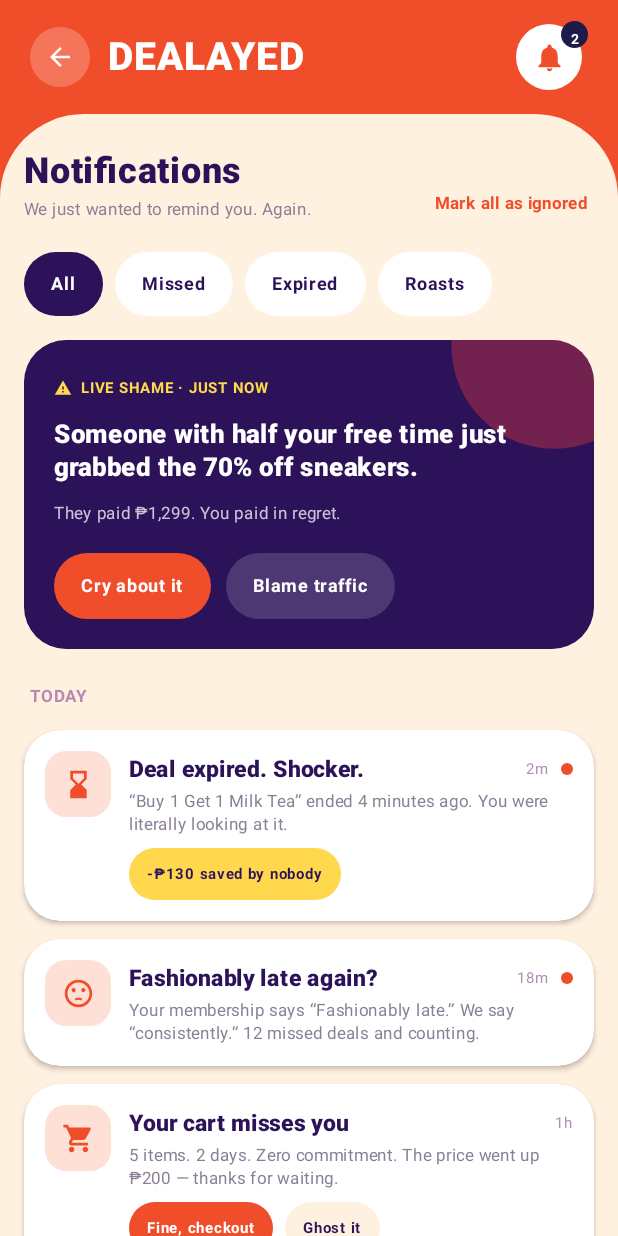
After one commit to k-burbos/dealayed-malfunctionhackathon, an Android app built with Jetpack Compose: the NotificationsActivity screen opened directly, with no data from a screen before it, on a phone screen of 412 x 824 dp. The commit adds this screen. Run offline under Robolectric (Android 15) with nearby library versions, the phone set to English and light mode, and no system bars.

Commit message:
Added Notifications Activity to repo, added to profile activity to make it functional as well

```diff
--- a/app/src/main/AndroidManifest.xml
+++ b/app/src/main/AndroidManifest.xml
@@ -35,6 +35,9 @@
         <activity
             android:name=".ProfileActivity"
             android:exported="false" />
+        <activity
+            android:name=".NotificationsActivity"
+            android:exported="false" />
     </application>
 
 </manifest>
--- /dev/null
+++ b/app/src/main/java/com/example/dealayed/NotificationsActivity.kt
@@ -0,0 +1,456 @@
+package com.example.dealayed
+
+import android.os.Bundle
+import android.widget.Toast
+import androidx.activity.ComponentActivity
+import androidx.activity.compose.setContent
+import androidx.activity.enableEdgeToEdge
+import androidx.compose.foundation.background
+import androidx.compose.foundation.clickable
+import androidx.compose.foundation.layout.*
+import androidx.compose.foundation.rememberScrollState
+import androidx.compose.foundation.shape.CircleShape
+import androidx.compose.foundation.shape.RoundedCornerShape
+import androidx.compose.foundation.verticalScroll
+import androidx.compose.material.icons.Icons
+import androidx.compose.material.icons.automirrored.filled.ArrowBack
+import androidx.compose.material.icons.filled.*
+import androidx.compose.material3.*
+import androidx.compose.runtime.*
+import androidx.compose.ui.Alignment
+import androidx.compose.ui.Modifier
+import androidx.compose.ui.draw.clip
+import androidx.compose.ui.draw.drawBehind
+import androidx.compose.ui.draw.shadow
+import androidx.compose.ui.geometry.Offset
+import androidx.compose.ui.graphics.Color
+import androidx.compose.ui.graphics.vector.ImageVector
+import androidx.compose.ui.platform.LocalContext
+import androidx.compose.ui.text.font.FontWeight
+import androidx.compose.ui.unit.dp
+import androidx.compose.ui.unit.sp
+
+// ---------- Activity ----------
+class NotificationsActivity : ComponentActivity() {
+    override fun onCreate(savedInstanceState: Bundle?) {
+        super.onCreate(savedInstanceState)
+        enableEdgeToEdge()
+        setContent {
+            MaterialTheme { NotificationsScreen(onBack = { finish() }) }
+        }
+    }
+}
+
+// ---------- Colors ----------
+private val Orange = Color(0xFFF04E2B)
+private val Cream = Color(0xFFFFF1E0)
+private val Purple = Color(0xFF2B1259)
+private val Navy = Color(0xFF1E1B4B)
+private val Mauve = Color(0xFFB58BB5)
+private val Peach = Color(0xFFFFE0D6)
+private val Sun = Color(0xFFFFD84D)
+private val BodyGray = Color(0xFF8A7F96)
+
+// ---------- Data ----------
+private enum class NotifCategory { Missed, Expired, Roasts }
+private enum class NotifTagStyle { Yellow, Orange, Cream }
+
+private data class NotifTag(val text: String, val style: NotifTagStyle)
+
+private data class NotifItem(
+    val id: Int,
+    val category: NotifCategory,
+    val icon: ImageVector,
+    val title: String,
+    val time: String,
+    val body: String,
+    val unread: Boolean,
+    val today: Boolean,
+    val tags: List<NotifTag> = emptyList(),
+)
+
+private val initialNotifs = listOf(
+    NotifItem(
+        1, NotifCategory.Expired, Icons.Filled.HourglassBottom,
+        "Deal expired. Shocker.", "2m",
+        "\u201CBuy 1 Get 1 Milk Tea\u201D ended 4 minutes ago. You were literally looking at it.",
+        unread = true, today = true,
+        tags = listOf(NotifTag("-\u20B1130 saved by nobody", NotifTagStyle.Yellow)),
+    ),
+    NotifItem(
+        2, NotifCategory.Roasts, Icons.Filled.SentimentDissatisfied,
+        "Fashionably late again?", "18m",
+        "Your membership says \u201CFashionably late.\u201D We say \u201Cconsistently.\u201D 12 missed deals and counting.",
+        unread = true, today = true,
+    ),
+    NotifItem(
+        3, NotifCategory.Missed, Icons.Filled.ShoppingCart,
+        "Your cart misses you", "1h",
+        "5 items. 2 days. Zero commitment. The price went up \u20B1200 \u2014 thanks for waiting.",
+        unread = false, today = true,
+        tags = listOf(
+            NotifTag("Fine, checkout", NotifTagStyle.Orange),
+            NotifTag("Ghost it", NotifTagStyle.Cream),
+        ),
+    ),
+    NotifItem(
+        4, NotifCategory.Roasts, Icons.Filled.DateRange,
+        "Your Weekly Dealays is here", "Yesterday",
+        "A recap of every deal you missed. It\u2019s a long one.",
+        unread = false, today = false,
+    ),
+    NotifItem(
+        5, NotifCategory.Expired, Icons.Filled.HourglassBottom,
+        "Flash sale ended", "2d",
+        "The 50% off flights sale ended while you were \u201Cthinking about it.\u201D",
+        unread = false, today = false,
+        tags = listOf(NotifTag("-\u20B12,400 saved by nobody", NotifTagStyle.Yellow)),
+    ),
+)
+
+private val notifFilters = listOf("All", "Missed", "Expired", "Roasts")
+
+// ---------- Screen ----------
+@Composable
+private fun NotificationsScreen(onBack: () -> Unit) {
+    val context = LocalContext.current
+    var selectedFilter by remember { mutableIntStateOf(0) }
+    val notifs = remember { mutableStateListOf<NotifItem>().apply { addAll(initialNotifs) } }
+
+    val unreadCount = notifs.count { it.unread }
+    val visible = notifs.filter {
+        when (selectedFilter) {
+            1 -> it.category == NotifCategory.Missed
+            2 -> it.category == NotifCategory.Expired
+            3 -> it.category == NotifCategory.Roasts
+            else -> true
+        }
+    }
+    val today = visible.filter { it.today }
+    val earlier = visible.filter { !it.today }
+
+    Column(
+        Modifier
+            .fillMaxSize()
+            .background(Orange)
+    ) {
+        NotifHeader(unreadCount, onBack)
+
+        Column(
+            Modifier
+                .weight(1f)
+                .fillMaxWidth()
+                .clip(RoundedCornerShape(topStart = 56.dp, topEnd = 56.dp))
+                .background(Cream)
+                .verticalScroll(rememberScrollState())
+                .padding(horizontal = 16.dp)
+                .padding(top = 24.dp)
+                .navigationBarsPadding()
+                .padding(bottom = 24.dp)
+        ) {
+            // Title row
+            Row(
+                Modifier.fillMaxWidth(),
+                verticalAlignment = Alignment.Bottom,
+            ) {
+                Column(Modifier.weight(1f)) {
+                    Text("Notifications", color = Purple, fontSize = 24.sp, fontWeight = FontWeight.ExtraBold)
+                    Text("We just wanted to remind you. Again.", color = BodyGray, fontSize = 11.sp)
+                }
+                Text(
+                    "Mark all as ignored",
+                    color = Orange,
+                    fontSize = 11.sp,
+                    fontWeight = FontWeight.Bold,
+                    modifier = Modifier
+                        .clip(RoundedCornerShape(6.dp))
+                        .clickable {
+                            for (i in notifs.indices) notifs[i] = notifs[i].copy(unread = false)
+                        }
+                        .padding(4.dp),
+                )
+            }
+
+            Spacer(Modifier.height(16.dp))
+
+            // Filter chips
+            Row(horizontalArrangement = Arrangement.spacedBy(8.dp)) {
+                notifFilters.forEachIndexed { index, label ->
+                    NotifFilterChip(label, selectedFilter == index) { selectedFilter = index }
+                }
+            }
+
+            Spacer(Modifier.height(16.dp))
+
+            // Live shame banner
+            LiveShameCard(
+                onCry = { Toast.makeText(context, "Noted. Nobody cares.", Toast.LENGTH_SHORT).show() },
+                onBlame = { Toast.makeText(context, "Traffic has been notified.", Toast.LENGTH_SHORT).show() },
+            )
+
+            if (today.isNotEmpty()) {
+                Spacer(Modifier.height(20.dp))
+                NotifSectionLabel("TODAY")
+                Spacer(Modifier.height(10.dp))
+                today.forEachIndexed { i, item ->
+                    NotifCard(item) {
+                        val idx = notifs.indexOfFirst { it.id == item.id }
+                        if (idx >= 0) notifs[idx] = notifs[idx].copy(unread = false)
+                    }
+                    if (i != today.lastIndex) Spacer(Modifier.height(12.dp))
+                }
+            }
+
+            if (earlier.isNotEmpty()) {
+                Spacer(Modifier.height(20.dp))
+                NotifSectionLabel("EARLIER")
+                Spacer(Modifier.height(10.dp))
+                earlier.forEachIndexed { i, item ->
+                    NotifCard(item) {
+                        val idx = notifs.indexOfFirst { it.id == item.id }
+                        if (idx >= 0) notifs[idx] = notifs[idx].copy(unread = false)
+                    }
+                    if (i != earlier.lastIndex) Spacer(Modifier.height(12.dp))
+                }
+            }
+
+            if (visible.isEmpty()) {
+                Spacer(Modifier.height(40.dp))
+                Text(
+                    "Nothing here. Suspiciously quiet.",
+                    color = BodyGray,
+                    fontSize = 13.sp,
+                    modifier = Modifier.align(Alignment.CenterHorizontally),
+                )
+            }
+        }
+    }
+}
+
+// ---------- Header ----------
+@Composable
+private fun NotifHeader(unreadCount: Int, onBack: () -> Unit) {
+    Row(
+        Modifier
+            .fillMaxWidth()
+            .statusBarsPadding()
+            .padding(horizontal = 20.dp, vertical = 14.dp),
+        verticalAlignment = Alignment.CenterVertically,
+    ) {
+        Box(
+            Modifier
+                .size(40.dp)
+                .clip(CircleShape)
+                .background(Color.White.copy(alpha = 0.22f))
+                .clickable(onClick = onBack),
+            contentAlignment = Alignment.Center,
+        ) {
+            Icon(Icons.AutoMirrored.Filled.ArrowBack, contentDescription = "Back", tint = Color.White, modifier = Modifier.size(20.dp))
+        }
+        Spacer(Modifier.width(12.dp))
+        Text(
+            "DEALAYED",
+            color = Color.White,
+            fontSize = 26.sp,
+            fontWeight = FontWeight.Black,
+            letterSpacing = 0.5.sp,
+            modifier = Modifier.weight(1f),
+        )
+        Box(Modifier.size(48.dp)) {
+            Box(
+                Modifier
+                    .align(Alignment.CenterStart)
+                    .size(44.dp)
+                    .clip(CircleShape)
+                    .background(Color.White),
+                contentAlignment = Alignment.Center,
+            ) {
+                Icon(Icons.Filled.Notifications, contentDescription = "Notifications", tint = Orange, modifier = Modifier.size(22.dp))
+            }
+            if (unreadCount > 0) {
+                Box(
+                    Modifier
+                        .align(Alignment.TopEnd)
+                        .size(18.dp)
+                        .clip(CircleShape)
+                        .background(Navy),
+                    contentAlignment = Alignment.Center,
+                ) {
+                    Text(unreadCount.toString(), color = Color.White, fontSize = 9.sp, fontWeight = FontWeight.Bold)
+                }
+            }
+        }
+    }
+}
+
+// ---------- Filter chip ----------
+@Composable
+private fun NotifFilterChip(label: String, selected: Boolean, onClick: () -> Unit) {
+    Box(
+        Modifier
+            .clip(CircleShape)
+            .background(if (selected) Purple else Color.White)
+            .clickable(onClick = onClick)
+            .padding(horizontal = 18.dp, vertical = 9.dp),
+        contentAlignment = Alignment.Center,
+    ) {
+        Text(
+            label,
+            color = if (selected) Color.White else Purple,
+            fontSize = 12.sp,
+            fontWeight = FontWeight.Bold,
+        )
+    }
+}
+
+// ---------- Live shame banner ----------
+@Composable
+private fun LiveShameCard(onCry: () -> Unit, onBlame: () -> Unit) {
+    Column(
+        Modifier
+            .fillMaxWidth()
+            .clip(RoundedCornerShape(28.dp))
+            .background(Purple)
+            .drawBehind {
+                drawCircle(
+                    Color(0xFFB0304A).copy(alpha = 0.55f),
+                    radius = size.width * 0.18f,
+                    center = Offset(size.width * 0.93f, size.height * 0.02f),
+                )
+            }
+            .padding(20.dp)
+    ) {
+        Row(verticalAlignment = Alignment.CenterVertically) {
+            Icon(Icons.Filled.Warning, contentDescription = null, tint = Sun, modifier = Modifier.size(12.dp))
+            Spacer(Modifier.width(6.dp))
+            Text(
+                "LIVE SHAME \u00B7 JUST NOW",
+                color = Sun,
+                fontSize = 10.sp,
+                fontWeight = FontWeight.Bold,
+                letterSpacing = 0.5.sp,
+            )
+        }
+        Spacer(Modifier.height(8.dp))
+        Text(
+            "Someone with half your free time just grabbed the 70% off sneakers.",
+            color = Color.White,
+            fontSize = 17.sp,
+            fontWeight = FontWeight.ExtraBold,
+            lineHeight = 22.sp,
+        )
+        Spacer(Modifier.height(8.dp))
+        Text(
+            "They paid \u20B11,299. You paid in regret.",
+            color = Color.White.copy(alpha = 0.75f),
+            fontSize = 11.sp,
+        )
+        Spacer(Modifier.height(14.dp))
+        Row(horizontalArrangement = Arrangement.spacedBy(10.dp)) {
+            Box(
+                Modifier
+                    .clip(CircleShape)
+                    .background(Orange)
+                    .clickable(onClick = onCry)
+                    .padding(horizontal = 18.dp, vertical = 10.dp)
+            ) {
+                Text("Cry about it", color = Color.White, fontSize = 12.sp, fontWeight = FontWeight.Bold)
+            }
+            Box(
+                Modifier
+                    .clip(CircleShape)
+                    .background(Color.White.copy(alpha = 0.16f))
+                    .clickable(onClick = onBlame)
+                    .padding(horizontal = 18.dp, vertical = 10.dp)
+            ) {
+                Text("Blame traffic", color = Color.White, fontSize = 12.sp, fontWeight = FontWeight.Bold)
+            }
+        }
+    }
+}
+
+// ---------- Section label ----------
+@Composable
+private fun NotifSectionLabel(text: String) {
+    Text(
+        text,
+        color = Mauve,
+        fontSize = 11.sp,
+        fontWeight = FontWeight.Bold,
+        letterSpacing = 1.sp,
+        modifier = Modifier.padding(start = 4.dp),
+    )
+}
+
+// ---------- Notification card ----------
+@Composable
+private fun NotifCard(item: NotifItem, onClick: () -> Unit) {
+    val shape = RoundedCornerShape(24.dp)
+    Row(
+        Modifier
+            .fillMaxWidth()
+            .shadow(2.dp, shape)
+            .clip(shape)
+            .background(Color.White)
+            .clickable(onClick = onClick)
+            .padding(14.dp),
+    ) {
+        Box(
+            Modifier
+                .size(44.dp)
+                .clip(RoundedCornerShape(14.dp))
+                .background(Peach),
+            contentAlignment = Alignment.Center,
+        ) {
+            Icon(item.icon, contentDescription = null, tint = Orange, modifier = Modifier.size(22.dp))
+        }
+        Spacer(Modifier.width(12.dp))
+        Column(Modifier.weight(1f)) {
+            Row(verticalAlignment = Alignment.CenterVertically) {
+                Text(
+                    item.title,
+                    color = Purple,
+                    fontSize = 15.sp,
+                    fontWeight = FontWeight.ExtraBold,
+                    modifier = Modifier.weight(1f),
+                )
+                Spacer(Modifier.width(8.dp))
+                Text(item.time, color = Mauve, fontSize = 10.sp)
+                if (item.unread) {
+                    Spacer(Modifier.width(8.dp))
+                    Box(
+                        Modifier
+                            .size(8.dp)
+                            .clip(CircleShape)
+                            .background(Orange)
+                    )
+                }
+            }
+            Spacer(Modifier.height(2.dp))
+            Text(item.body, color = BodyGray, fontSize = 11.sp, lineHeight = 15.sp)
+            if (item.tags.isNotEmpty()) {
+                Spacer(Modifier.height(8.dp))
+                Row(horizontalArrangement = Arrangement.spacedBy(8.dp)) {
+                    item.tags.forEach { NotifTagPill(it) }
+                }
+            }
+        }
+    }
+}
+
+@Composable
+private fun NotifTagPill(tag: NotifTag) {
+    val (bg, fg) = when (tag.style) {
+        NotifTagStyle.Yellow -> Sun to Purple
+        NotifTagStyle.Orange -> Orange to Color.White
+        NotifTagStyle.Cream -> Cream to Purple
+    }
+    Box(
+        Modifier
+            .clip(CircleShape)
+            .background(bg)
+            .padding(horizontal = 12.dp, vertical = 5.dp)
+    ) {
+        Text(tag.text, color = fg, fontSize = 10.sp, fontWeight = FontWeight.Bold)
+    }
+}
--- a/app/src/main/java/com/example/dealayed/ProfileActivity.kt
+++ b/app/src/main/java/com/example/dealayed/ProfileActivity.kt
@@ -2,6 +2,7 @@ package com.example.dealayed
 
 import android.content.Intent
 import android.os.Bundle
+import androidx.compose.ui.platform.LocalContext
 import androidx.activity.ComponentActivity
 import androidx.activity.compose.setContent
 import androidx.activity.enableEdgeToEdge
@@ -124,6 +125,8 @@ private fun ProfileScreen(username: String, email: String, onLogout: () -> Unit)
 // ---------- Header ----------
 @Composable
 private fun ProfileHeader() {
+    val context = LocalContext.current
+
     Row(
         Modifier
             .fillMaxWidth()
@@ -141,24 +144,25 @@ private fun ProfileHeader() {
         )
         CircleIcon(Icons.Filled.Share, Color.White.copy(alpha = 0.22f), Color.White)
         Spacer(Modifier.width(10.dp))
-        CircleIcon(Icons.Filled.Notifications, Color.White, Orange)
+        CircleIcon(Icons.Filled.Notifications, Color.White, Orange) {
+            context.startActivity(Intent(context, NotificationsActivity::class.java))
+        }
     }
 }
 
 @Composable
-private fun CircleIcon(icon: ImageVector, bg: Color, tint: Color) {
+private fun CircleIcon(icon: ImageVector, bg: Color, tint: Color, onClick: () -> Unit = {}) {
     Box(
         Modifier
             .size(40.dp)
             .clip(CircleShape)
             .background(bg)
-            .clickable { },
+            .clickable(onClick = onClick),
         contentAlignment = Alignment.Center
     ) {
         Icon(icon, contentDescription = null, tint = tint, modifier = Modifier.size(20.dp))
     }
 }
-
 // ---------- Profile ----------
 @Composable
 private fun ProfileSection(username: String, email: String) {
```
